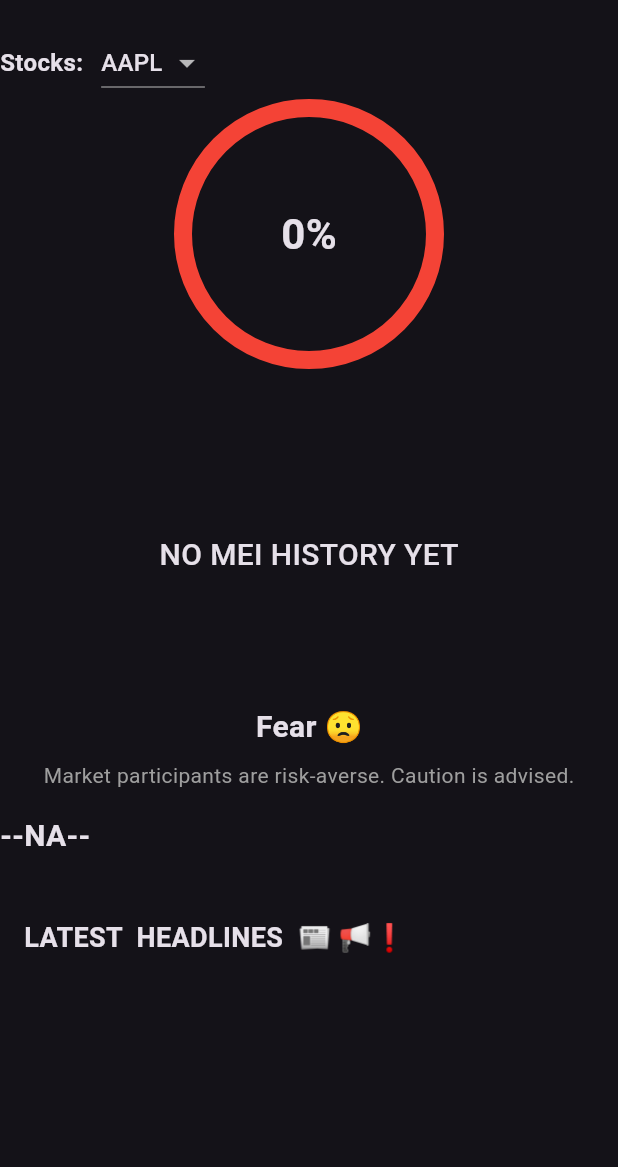
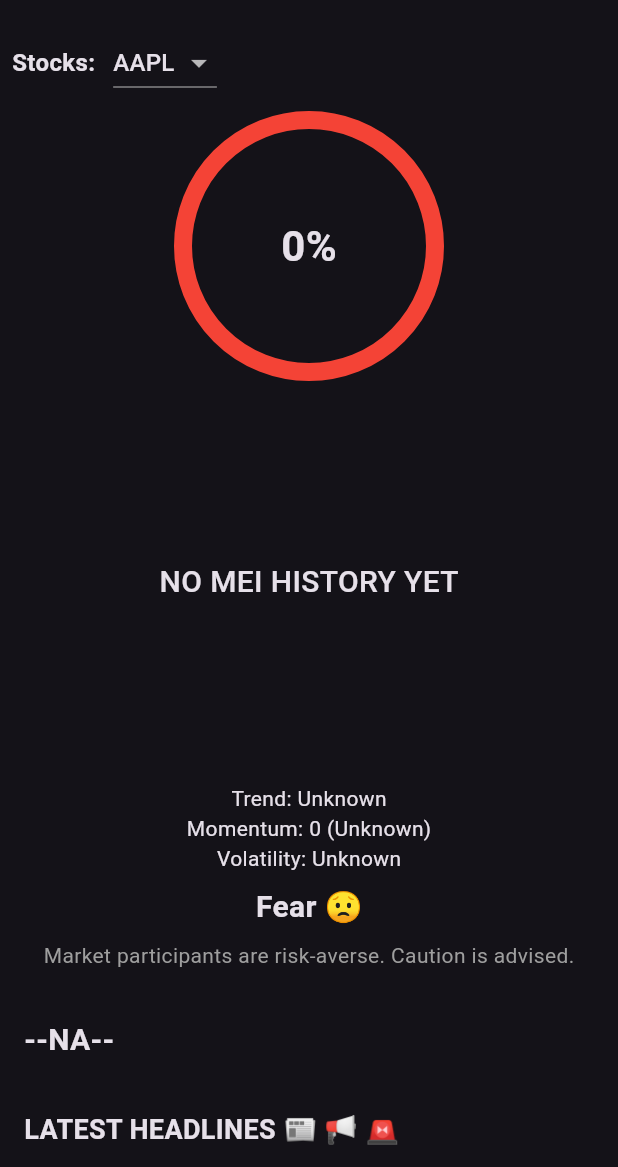
Before and after one commit to MDGSpace-SOC-D-2025/MarketLens, a Flutter app: the screen it shows after launch, on a phone screen of 412 x 824 dp, the part 69-1236 px from its top. Run offline on Flutter 3.47's test engine with Material 3 defaults, Android fonts, the phone set to English and light mode, and no system bars; our stand-ins replace fl_chart.

Commit message:
Added momentum indicators + fixed ip address once again

```diff
--- a/lib/home_page.dart
+++ b/lib/home_page.dart
@@ -27,6 +27,13 @@ class _HomePageState extends State<HomePage> {
 
     late String stock_code;
     late List<dynamic> stock_headlines;
+
+    String trendDirection='Unknown';
+    int MomentumScore=0;
+    String MomentumStrength='Unknown';
+    String volatilityLevel='Unknown';
+
+    late Color chartcolor;
 
     List<int> meiHistory = [];
 
@@ -83,12 +90,27 @@ class _HomePageState extends State<HomePage> {
 
   }
 
+  Color getChartcolor(){
+    if (trendDirection == '📈 rising') {
+      chartcolor = Colors.green;
+      return chartcolor;
+  } else if (trendDirection == '📉 falling') {
+      chartcolor = Colors.red;
+      return chartcolor;
+  } else {
+      chartcolor = Colors.grey;
+      return chartcolor;
+  }
+  }
+
 
 
 void startAutoUpdate() async {
-  meiTimer=Timer.periodic(const Duration(seconds: 5), (timer) async {
+  meiTimer=Timer.periodic(const Duration(seconds: 15), (timer) async {
     final data1=await meiService.fetchJSON_StockMEIData(stock_code);
     final history_mei_values = await meiService.fetchMEIHistory(stock_code);
+    final trendData= await meiService.fetchMEItrend(stock_code);
+
 
     setState(() {
       mei_value=data1.value;
@@ -96,6 +118,11 @@ void startAutoUpdate() async {
       stock_headlines=data1.headlines;
 
       meiHistory=history_mei_values;
+
+      trendDirection=trendData['Trend']['direction'];
+      MomentumScore=trendData['Momentum Score']['value'];
+      MomentumStrength=trendData['Momentum Score']['strength'];
+      volatilityLevel=trendData['Volatility Indicator']['level'];
 
     });
   });
@@ -130,7 +157,6 @@ void startAutoUpdate() async {
   @override
   Widget build(BuildContext context) {
 
-
       return Scaffold(
 
       appBar: AppBar(
@@ -138,11 +164,12 @@ void startAutoUpdate() async {
         centerTitle: true,
       ),
 
-      body: Column(
-          crossAxisAlignment: CrossAxisAlignment.start,
+      body:  SafeArea(
+        child: Column(
               children: [
-            const SizedBox(height: 8),
-            Row(children: [
+                Padding(
+                  padding: const EdgeInsets.all(8.0),
+                  child: Row(children: [
                     Text("Stocks:", style: TextStyle(fontSize: 16, fontWeight: FontWeight.bold),),
                     const SizedBox(width: 12,),
                     DropdownButton<String>(
@@ -158,52 +185,103 @@ void startAutoUpdate() async {
                           stock_code=newvalue!;
                           stock_headlines=[];
                         });
-                })
+                      },)
                   ],),
+                ),
 
-            MEIGauge(value: mei_value,),
-            const SizedBox(height: 24,),
-            MeiLineChart(values: meiHistory),
+                Expanded(
+                  child: SingleChildScrollView(
+                  child: Column(
+                crossAxisAlignment: CrossAxisAlignment.start,
+                children: [
+              MEIGauge(value: mei_value),
+
+              const SizedBox(height: 24),
+
+              // FIXED HEIGHT
+              SizedBox(
+                height: 220,
+                child: MeiLineChart(
+                  values: meiHistory,
+                  linecolor: getChartcolor(),
+                ),
+              ),
+
+              const SizedBox(height: 16),
+
+              Padding(
+                padding: const EdgeInsets.all(8.0),
+                child: Center(
+                  child: Column(
+                    children: [
+                      Text("Trend: $trendDirection"),
+                      Text("Momentum: $MomentumScore ($MomentumStrength)"),
+                      Text("Volatility: $volatilityLevel"),
+                    ],
+                  ),
+                ),
+              ),
 
               Center(
                 child: Text(
-                getEmotion(mei_value), style: TextStyle(fontSize: 20, fontWeight: FontWeight.bold),
+                  getEmotion(mei_value),
+                  style: const TextStyle(
+                      fontSize: 20, fontWeight: FontWeight.bold),
                 ),
               ),
-            const SizedBox(height: 8,),
+
+              const SizedBox(height: 8),
+
               Center(
                 child: Text(
-                describeEmotion(mei_value), style: TextStyle(fontSize: 14, color: Colors.grey ),
+                  describeEmotion(mei_value),
+                  style: const TextStyle(
+                      fontSize: 14, color: Colors.grey),
                 ),
               ),
-            const SizedBox(height: 16,),
-            Text(
-              trend, style: TextStyle(fontSize: 20, fontWeight: FontWeight.bold, color: getTrendColor()
-            )),
-            const SizedBox(height: 24,),
+
+              const SizedBox(height: 16),
 
               Padding(
                 padding: const EdgeInsets.all(16.0),
-              child: Text("LATEST  HEADLINES  📰 📢❗️", style: TextStyle(fontSize: 18, fontWeight: FontWeight.bold)),
+                child: Text(
+                  trend,
+                  style: TextStyle(
+                    fontSize: 20,
+                    fontWeight: FontWeight.bold,
+                    color: getTrendColor(),
+                  ),
+                ),
               ),
 
-            const SizedBox(height: 24,),
+              const Padding(
+                padding: EdgeInsets.all(16.0),
+                child: Text(
+                  "LATEST HEADLINES 📰 📢 🚨",
+                  style:
+                      TextStyle(fontSize: 18, fontWeight: FontWeight.bold),
+                ),
+              ),
 
-            Expanded(
-              child: ListView.builder(
+              ListView.builder(
+                shrinkWrap: true,
+                physics: const NeverScrollableScrollPhysics(),
                 itemCount: stock_headlines.length,
                 itemBuilder: (context, index) {
                   return ListTile(
-                    leading: Icon(Icons.article_outlined),
+                    leading: const Icon(Icons.article_outlined),
                     title: Text(stock_headlines[index]),
                   );
                 },
               ),
+            ],
+          ),
+        ),
+      ),
+    ],
+  ),
 ),
 
-
-          ],
-        ),
     );
   }
 }
--- a/lib/mei_model.dart
+++ b/lib/mei_model.dart
@@ -24,6 +24,8 @@ class StockMEIData{
   StockMEIData({required this.code, required this.value, required this.trend, required this.headlines});
 
   factory StockMEIData.json_to_dart_obj(Map<String, dynamic> json){
+
     return StockMEIData(code: json['code'], value: json['mei'], trend: json['trend'], headlines: json['headlines']);
+
   }
 }
--- a/lib/mei_service.dart
+++ b/lib/mei_service.dart
@@ -4,20 +4,20 @@ import '../mei_model.dart';
 
 class MEIService {
   Future <MEIData> fetchJSON() async {
-    final response= await http.get(Uri.parse("http://192.168.1.7:8000/mei"));
+    final response= await http.get(Uri.parse("http://192.168.1.9:8000/mei"));
 
     final data = jsonDecode(response.body);
     return MEIData.json_to_dart_obj(data);
 
   }
   Future <StockMEIData> fetchJSON_StockMEIData(String code) async {
-    final response = await http.get(Uri.parse("http://192.168.1.7:8000/stock/$code"));
+    final response = await http.get(Uri.parse("http://192.168.1.9:8000/stock/$code"));
     final data = jsonDecode(response.body);
     return StockMEIData.json_to_dart_obj(data);
   }
 
   Future<List<int>> fetchMEIHistory(String code) async {
-    final response = await http.get(Uri.parse("http://192.168.1.7:8000/stock/history/$code"));
+    final response = await http.get(Uri.parse("http://192.168.1.9:8000/stock/history/$code"));
     final data = jsonDecode(response.body);
     final List history= data['history'];
     final List<int> return_mei_values=[];
@@ -28,4 +28,11 @@ class MEIService {
 
     return return_mei_values;
   }
+
+  Future<Map<String, dynamic>> fetchMEItrend(String code) async {
+    final response= await http.get(Uri.parse("http://192.168.1.9:8000/stock/historical_trend/$code"));
+    final data=jsonDecode(response.body);
+    return data;
+
+  }
 }
--- a/lib/widgets/mei_line_chart.dart
+++ b/lib/widgets/mei_line_chart.dart
@@ -4,8 +4,9 @@ import 'package:fl_chart/fl_chart.dart';
 class MeiLineChart extends StatelessWidget {
 
   final List <int> values;
+  final Color linecolor;
 
-  const MeiLineChart({super.key, required this.values});
+  const MeiLineChart({super.key, required this.values, required this.linecolor});
 
   @override
   Widget build(BuildContext context) {
@@ -38,7 +39,7 @@ class MeiLineChart extends StatelessWidget {
               isCurved: true,
               barWidth: 3,
               dotData: FlDotData(show: true),
-              color: Colors.lightBlue,
+              color:linecolor,
             )
           ]
         )
```
Also changed, not shown: 1 other file. Lines whose indentation alone changed are shown as unchanged.
